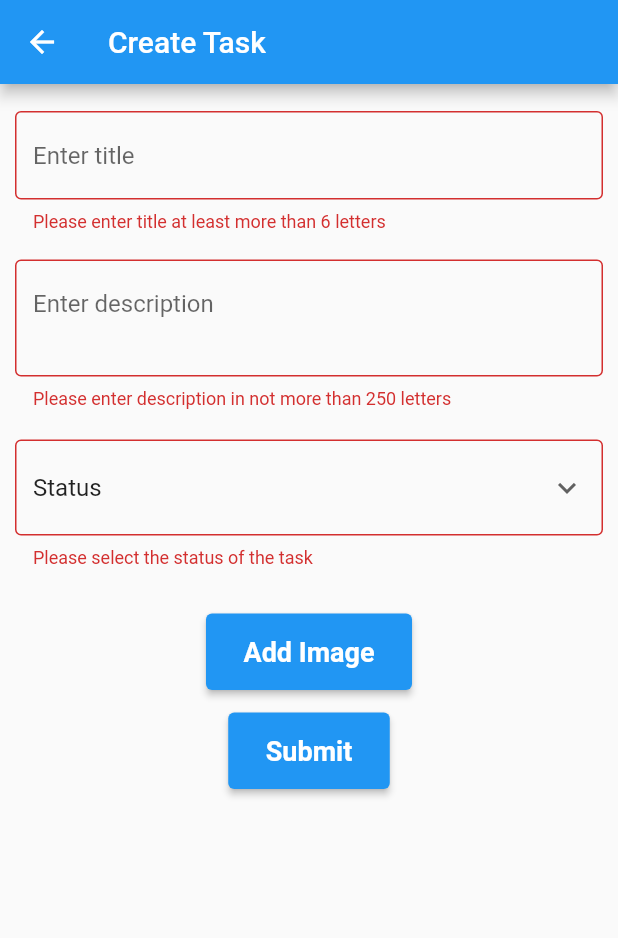
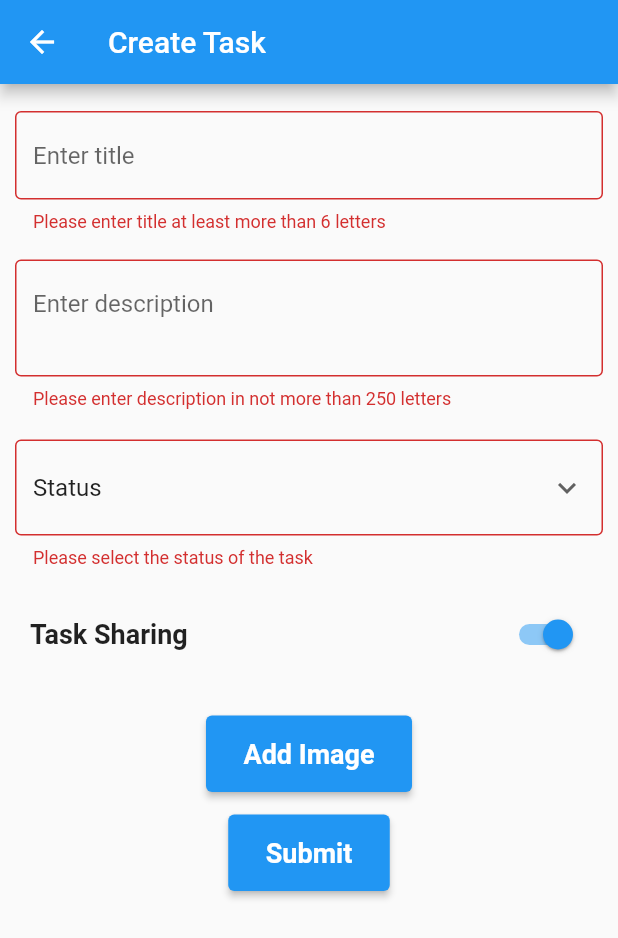
Before and after one commit to prakharjn28/tasksmanager, a Flutter app: the CreateTask screen opened by its route, after a tap on "Submit", on a phone screen of 412 x 824 dp. Shown: the top 938 px of the screen. Run offline on Flutter 3.47's test engine with Material 2 defaults, Android fonts, the phone set to English and light mode, and no system bars; our stand-ins replace cloud_firestore, firebase_auth, firebase_core, firebase_storage, image_picker and 3 more; missing offline and left inert: dart:ffi, qr_code_scanner; accounts and stored records are empty.

```diff
--- a/lib/databaseHelper.dart
+++ b/lib/databaseHelper.dart
@@ -20,6 +20,7 @@ class DatabaseHelper {
   static const columnTime = 'time';
   static const columnRelatedTasks = 'relatedTasks';
   static const columnImageAddress = 'imageAddress';
+  static const columnPublic = 'public';
 
   // make this a singleton class
   DatabaseHelper._privateConstructor();
@@ -51,7 +52,8 @@ class DatabaseHelper {
   $columnStatus TEXT NOT NULL,
   $columnTime INTEGER,
   $columnRelatedTasks TEXT,
-  $columnImageAddress TEXT
+  $columnImageAddress TEXT,
+  $columnPublic INTEGER
   )
 ''');
   }
@@ -67,7 +69,8 @@ class DatabaseHelper {
       columnTime: task.time?.millisecondsSinceEpoch,
       columnRelatedTasks:
           jsonEncode(task.relatedTasks?.map((rel) => rel.toMap()).toList()),
-      columnImageAddress: task.imageAddress
+      columnImageAddress: task.imageAddress,
+      columnPublic: task.public
     };
     if (task.id != null) {
       map[columnId] = task.id;
@@ -93,7 +96,8 @@ class DatabaseHelper {
                 .map((rel) => TaskRelationship.fromMap(rel))
                 .toList()
             : null,
-        imageAddress: map[columnImageAddress]);
+        imageAddress: map[columnImageAddress],
+        public: map[columnPublic]);
   }
 
 // Insert a new task into the database
--- a/lib/screens/create_task.dart
+++ b/lib/screens/create_task.dart
@@ -1,3 +1,6 @@
+import 'dart:convert';
+import 'package:cloud_firestore/cloud_firestore.dart';
+import 'package:firebase_storage/firebase_storage.dart';
 import 'package:flutter/material.dart';
 import 'package:image_picker/image_picker.dart';
 import 'package:provider/provider.dart';
@@ -37,6 +40,7 @@ class _CreateTaskState extends State<CreateTask> with InputValidationMixin {
   DateTime time = DateTime.now();
   List<TaskRelationship> relatedTasks = [];
   String selectedImagePath = '';
+  bool sharedTask = true;
 
   @override
   void initState() {
@@ -52,6 +56,7 @@ class _CreateTaskState extends State<CreateTask> with InputValidationMixin {
         status = task.status!;
         relatedTasks = task.relatedTasks ?? [];
         selectedImagePath = task.imageAddress!;
+        sharedTask = task.public == 0 ? false : true;
       });
     } else {
       setState(() {
@@ -76,8 +81,11 @@ class _CreateTaskState extends State<CreateTask> with InputValidationMixin {
     }
   }
 
-  void onUpdate() {
+  void onUpdate() async {
     var tasksProvider = Provider.of<TaskProvider>(context, listen: false);
+    final FirebaseFirestore firestore = FirebaseFirestore.instance;
+    final FirebaseStorage storage = FirebaseStorage.instance;
+
     if (formKey.currentState!.validate()) {
       formKey.currentState!.save();
       var result = TaskModel(
@@ -87,7 +95,20 @@ class _CreateTaskState extends State<CreateTask> with InputValidationMixin {
           status: status,
           relatedTasks: relatedTasks,
           time: time,
-          imageAddress: selectedImagePath);
+          imageAddress: selectedImagePath,
+          public: sharedTask ? 1 : 0);
+      // if (selectedImagePath.isNotEmpty) {
+      //   // Create a storage reference from our app
+      //   final storageRef = FirebaseStorage.instance.ref();
+      //   final mountainsRef = storageRef.child("mountains.jpg");
+      //   final mountainImagesRef = storageRef.child("images/mountains.jpg");
+      // }
+      if (sharedTask) {
+        firestore
+            .collection('tasks')
+            .doc(result.id.toString())
+            .set(result.toMap());
+      }
       if (!widget.isFirst) {
         int index =
             tasksProvider.tasks.indexWhere((element) => element.id == id);
@@ -273,6 +294,7 @@ class _CreateTaskState extends State<CreateTask> with InputValidationMixin {
         padding: const EdgeInsets.all(10),
         child: Form(
           key: formKey,
+          child: Expanded(
             child: Column(
               mainAxisAlignment: MainAxisAlignment.start,
               crossAxisAlignment: CrossAxisAlignment.start,
@@ -346,6 +368,26 @@ class _CreateTaskState extends State<CreateTask> with InputValidationMixin {
                           border: OutlineInputBorder(),
                           hintText: "Select Status"),
                     )),
+                widget.isFirst
+                    ? Container(
+                        padding: EdgeInsets.all(10),
+                        child: Row(
+                          mainAxisAlignment: MainAxisAlignment.spaceBetween,
+                          children: [
+                            Text(
+                              "Task Sharing",
+                              style: TextStyle(
+                                  fontSize: 18, fontWeight: FontWeight.bold),
+                            ),
+                            Switch(
+                                value: sharedTask,
+                                onChanged: ((value) => setState(() {
+                                      sharedTask = value;
+                                    })))
+                          ],
+                        ),
+                      )
+                    : Container(),
                 !widget.isFirst
                     ? Padding(
                         padding: const EdgeInsets.symmetric(vertical: 10),
@@ -366,7 +408,8 @@ class _CreateTaskState extends State<CreateTask> with InputValidationMixin {
                         removeTask: _removeRelation)
                     : Container(),
                 Center(
-                child: Column(
+                  child: widget.isFirst
+                      ? Column(
                           mainAxisAlignment: MainAxisAlignment.center,
                           children: [
                             selectedImagePath == ''
@@ -397,7 +440,8 @@ class _CreateTaskState extends State<CreateTask> with InputValidationMixin {
                                 },
                                 child: const Text('Add Image')),
                           ],
-                ),
+                        )
+                      : Container(),
                 ),
                 Align(
                   alignment: Alignment.bottomCenter,
@@ -424,6 +468,7 @@ class _CreateTaskState extends State<CreateTask> with InputValidationMixin {
             ),
           ),
         ),
+      ),
       floatingActionButton: tasksProvider.tasks.isNotEmpty
           ? FloatingActionButton.extended(
               onPressed: () {
--- a/lib/screens/home.dart
+++ b/lib/screens/home.dart
@@ -65,6 +65,7 @@ class _HomeState extends State<Home> {
       child: Consumer<TaskProvider>(
         builder: (context, taskList, _) => ListView.builder(
           itemCount: taskList.tasks.length,
+          physics: const AlwaysScrollableScrollPhysics(),
           itemBuilder: (context, index) {
             final task = taskList.tasks[index];
             return Padding(
--- a/pubspec.yaml
+++ b/pubspec.yaml
@@ -42,6 +42,10 @@ dependencies:
   image_picker: ^0.8.6+2
   qr_flutter: ^4.0.0
   qr_code_scanner: ^1.0.1
+  shared_preferences: ^2.0.18
+  firebase_auth: ^4.2.9
+  firebase_storage: ^11.0.14
+  cloud_firestore: ^4.4.3
 
 dev_dependencies:
   flutter_test:
```
Also changed, not shown: lib/main.dart (+50 -8 lines), lib/models/TaskModel.dart (+27 -5 lines), lib/models/TaskRelationship.dart (+14 -7 lines), lib/provider/loginProvider.dart (added, +27 -0 lines), lib/provider/taskProvider.dart (+48 -1 lines), lib/screens/login.dart (added, +58 -0 lines), lib/firebase_options.dart. Lines whose indentation alone changed are shown as unchanged.
